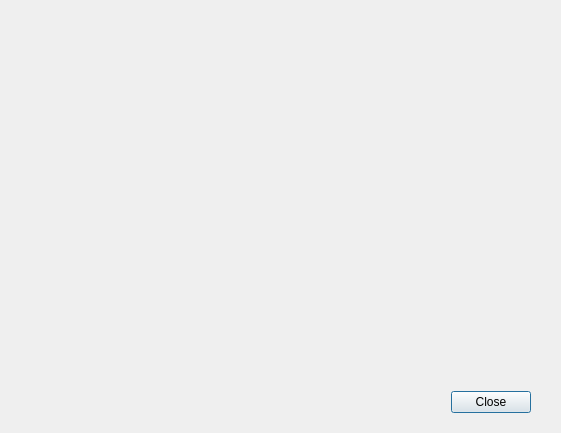
The window that ui/queue_dialog.ui (fubarwrangler/atlassim) describes before a commit, drawn with Qt 5.
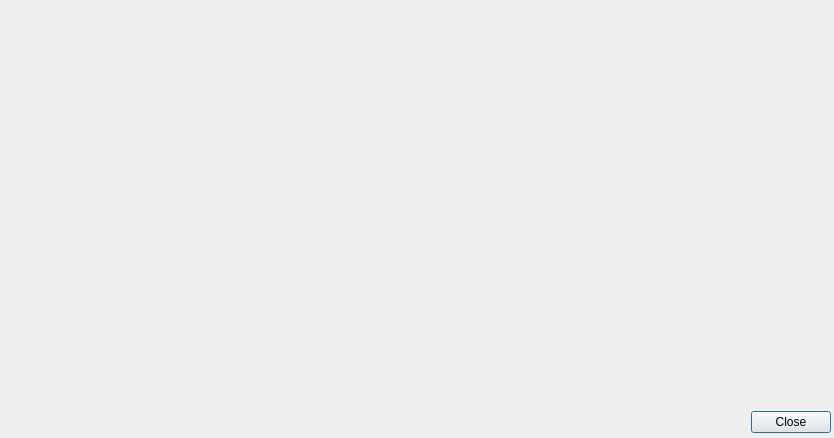
The same window after the commit.

Commit message: WIP on connecting dynamically generated control panel

Patch:
```diff
--- a/ui/queue_dialog.ui
+++ b/ui/queue_dialog.ui
@@ -9,8 +9,8 @@
    <rect>
     <x>0</x>
     <y>0</y>
-    <width>561</width>
-    <height>433</height>
+    <width>834</width>
+    <height>438</height>
    </rect>
   </property>
   <property name="windowTitle">
@@ -22,8 +22,8 @@
   <widget class="QDialogButtonBox" name="closeButton">
    <property name="geometry">
     <rect>
-     <x>440</x>
-     <y>390</y>
+     <x>740</x>
+     <y>410</y>
      <width>91</width>
      <height>25</height>
     </rect>
@@ -35,10 +35,10 @@
   <widget class="QWidget" name="horizontalLayoutWidget">
    <property name="geometry">
     <rect>
-     <x>60</x>
-     <y>50</y>
-     <width>441</width>
-     <height>161</height>
+     <x>10</x>
+     <y>10</y>
+     <width>811</width>
+     <height>391</height>
     </rect>
    </property>
    <layout class="QHBoxLayout" name="slidersLayout"/>
```
The commit also changes 4 other files.
